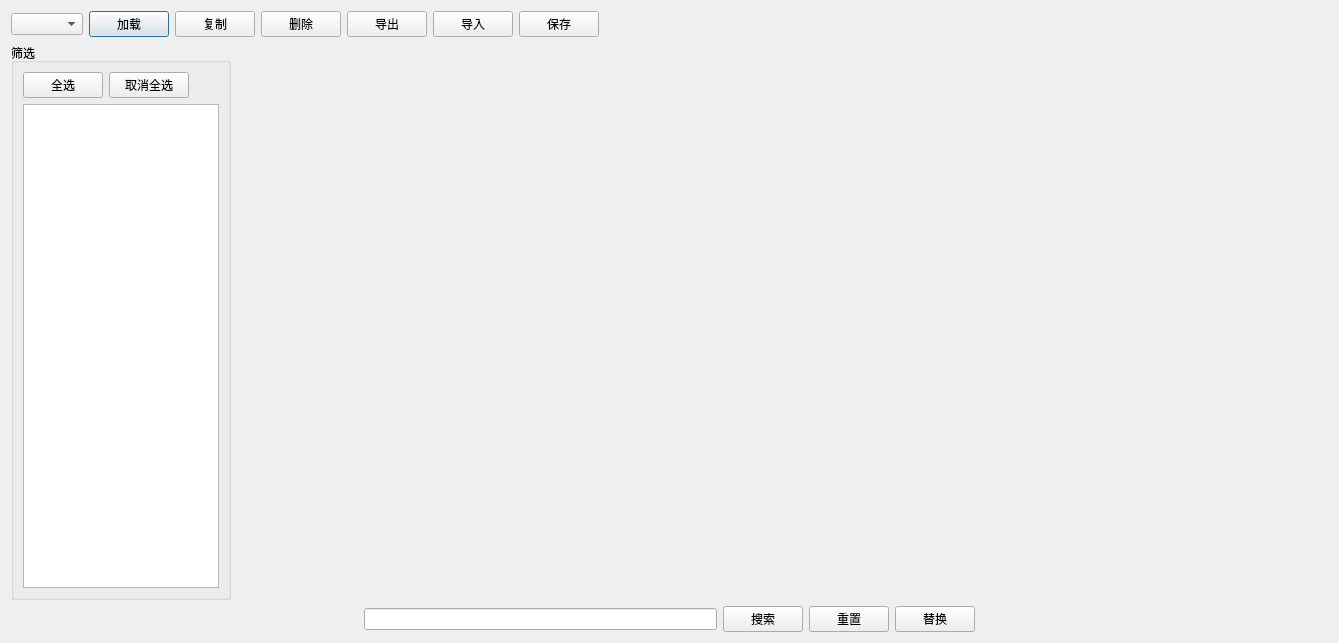
taynpg/relayFile, file Gui/Control/ComparisonControl.ui: the form before one commit.
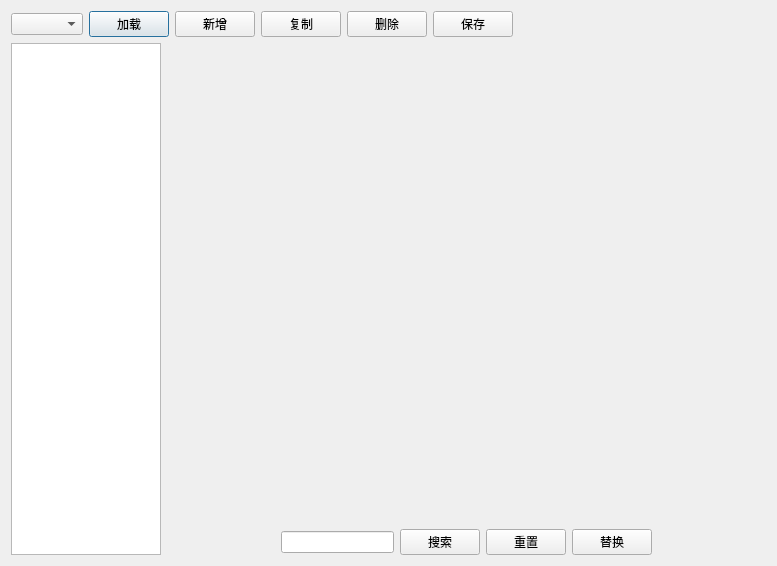
The form after the commit.

Commit message: fun：对比控件mark筛选。

```diff
--- a/Gui/Control/ComparisonControl.ui
+++ b/Gui/Control/ComparisonControl.ui
@@ -6,14 +6,20 @@
    <rect>
     <x>0</x>
     <y>0</y>
-    <width>1339</width>
-    <height>643</height>
+    <width>777</width>
+    <height>566</height>
    </rect>
   </property>
+  <property name="sizePolicy">
+   <sizepolicy hsizetype="Minimum" vsizetype="Preferred">
+    <horstretch>0</horstretch>
+    <verstretch>0</verstretch>
+   </sizepolicy>
+  </property>
   <property name="windowTitle">
    <string>Dialog</string>
   </property>
-  <layout class="QVBoxLayout" name="verticalLayout_2">
+  <layout class="QVBoxLayout" name="verticalLayout">
    <item>
     <layout class="QHBoxLayout" name="horizontalLayout">
      <item>
@@ -26,6 +32,13 @@
        </property>
       </widget>
      </item>
+     <item>
+      <widget class="QPushButton" name="btnNew">
+       <property name="text">
+        <string>新增</string>
+       </property>
+      </widget>
+     </item>
      <item>
       <widget class="QPushButton" name="btnCopy">
        <property name="text">
@@ -40,20 +53,6 @@
        </property>
       </widget>
      </item>
-     <item>
-      <widget class="QPushButton" name="btnExport">
-       <property name="text">
-        <string>导出</string>
-       </property>
-      </widget>
-     </item>
-     <item>
-      <widget class="QPushButton" name="btnImport">
-       <property name="text">
-        <string>导入</string>
-       </property>
-      </widget>
-     </item>
      <item>
       <widget class="QPushButton" name="btnSave">
        <property name="text">
@@ -77,56 +76,25 @@
     </layout>
    </item>
    <item>
-    <layout class="QHBoxLayout" name="horizontalLayout_4">
+    <layout class="QHBoxLayout" name="horizontalLayout_3">
      <item>
-      <widget class="QGroupBox" name="groupBox">
+      <widget class="QListWidget" name="listWidget">
+       <property name="sizePolicy">
+        <sizepolicy hsizetype="Fixed" vsizetype="Expanding">
+         <horstretch>0</horstretch>
+         <verstretch>0</verstretch>
+        </sizepolicy>
+       </property>
        <property name="maximumSize">
         <size>
-         <width>220</width>
+         <width>150</width>
          <height>16777215</height>
         </size>
        </property>
-       <property name="title">
-        <string>筛选</string>
-       </property>
-       <layout class="QVBoxLayout" name="verticalLayout">
-        <item>
-         <layout class="QHBoxLayout" name="horizontalLayout_3">
-          <item>
-           <widget class="QPushButton" name="btnSelectAll">
-            <property name="text">
-             <string>全选</string>
-            </property>
            </widget>
           </item>
           <item>
-           <widget class="QPushButton" name="btnUnSelectAll">
-            <property name="text">
-             <string>取消全选</string>
-            </property>
-           </widget>
-          </item>
-          <item>
-           <spacer name="horizontalSpacer">
-            <property name="orientation">
-             <enum>Qt::Orientation::Horizontal</enum>
-            </property>
-            <property name="sizeHint" stdset="0">
-             <size>
-              <width>40</width>
-              <height>20</height>
-             </size>
-            </property>
-           </spacer>
-          </item>
-         </layout>
-        </item>
-        <item>
-         <widget class="QListWidget" name="listWidget"/>
-        </item>
-       </layout>
-      </widget>
-     </item>
+      <layout class="QVBoxLayout" name="verticalLayout_2">
      <item>
       <widget class="QWidget" name="widget" native="true">
        <property name="sizePolicy">
@@ -135,9 +103,13 @@
          <verstretch>0</verstretch>
         </sizepolicy>
        </property>
-      </widget>
-     </item>
-    </layout>
+         <property name="minimumSize">
+          <size>
+           <width>10</width>
+           <height>10</height>
+          </size>
+         </property>
+        </widget>
    </item>
    <item>
     <layout class="QHBoxLayout" name="horizontalLayout_2">
@@ -190,6 +162,10 @@
         </size>
        </property>
       </spacer>
+         </item>
+        </layout>
+       </item>
+      </layout>
      </item>
     </layout>
    </item>
```
Lines whose indentation alone changed are shown as unchanged. The commit also changes 3 other files.
